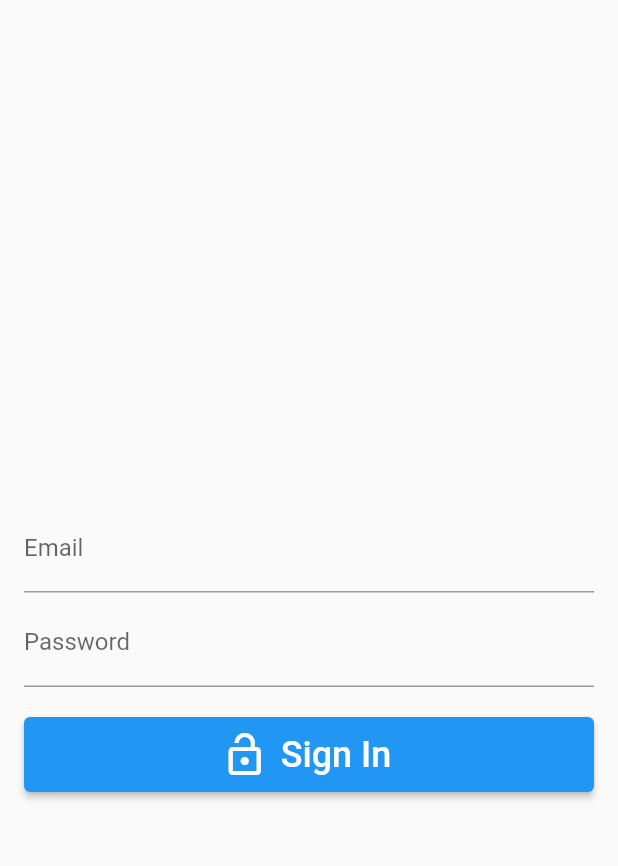
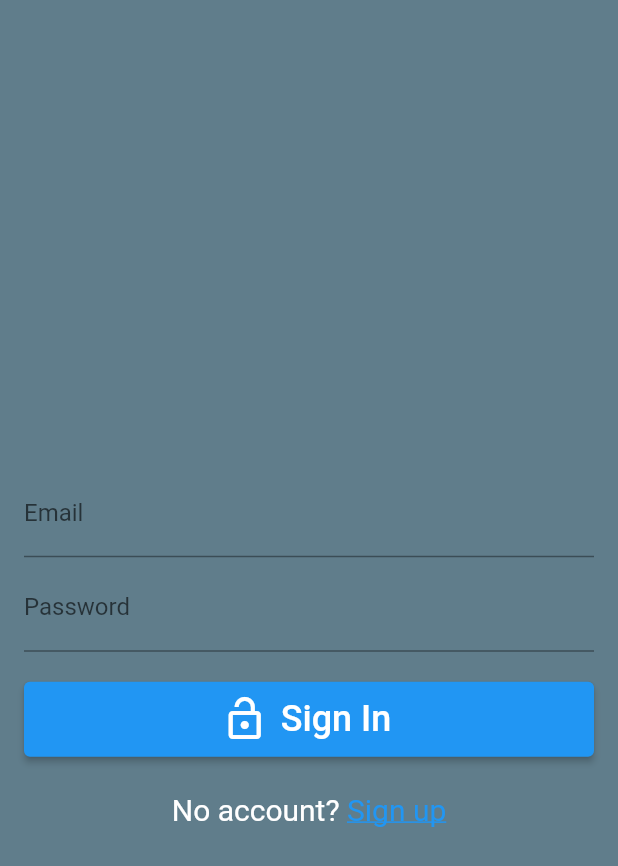
Before and after one commit to FWasik/Parcel-App, a Flutter app: the screen it shows after launch, on a phone screen of 412 x 824 dp. Shown: the top 866 px of the screen. Run offline on Flutter 3.47's test engine with Material 2 defaults, Android fonts, the phone set to English and light mode, and no system bars; our stand-ins replace email_validator, firebase_auth, firebase_core, fluttertoast; accounts and stored records are empty.

Commit message:
refactoring login_widget, creating signup widget and snackbar

```diff
--- /dev/null
+++ b/lib/auth_page.dart
@@ -0,0 +1,19 @@
+import 'package:parcel_app/login_widget.dart';
+import 'package:parcel_app/signup_widget.dart';
+import 'package:flutter/material.dart';
+
+class AuthPage extends StatefulWidget {
+  @override
+  _AuthPageState createState() => _AuthPageState();
+}
+
+class _AuthPageState extends State<AuthPage> {
+  bool isLogin = true;
+
+  @override
+  Widget build(BuildContext context) => isLogin
+      ? LoginWidget(onClickedSignUp: toggle)
+      : SignUpWidget(onClickedSignIn: toggle);
+
+  void toggle() => setState(() => isLogin = !isLogin);
+}
--- a/lib/login_widget.dart
+++ b/lib/login_widget.dart
@@ -3,8 +3,16 @@
 import 'package:flutter/gestures.dart';
 import 'package:flutter/material.dart';
 import 'package:fluttertoast/fluttertoast.dart';
+import 'package:parcel_app/utils.dart';
 
 class LoginWidget extends StatefulWidget {
+  final VoidCallback onClickedSignUp;
+
+  const LoginWidget({
+    Key? key,
+    required this.onClickedSignUp,
+  }) : super(key: key);
+
   @override
   _LoginWidgetState createState() => _LoginWidgetState();
 }
@@ -72,7 +80,23 @@
 
                   signIn();
                 },
-              )
+              ),
+              SizedBox(height: 24),
+              RichText(
+                text: TextSpan(
+                    style: TextStyle(color: Colors.white, fontSize: 20),
+                    text: "No account? ",
+                    children: [
+                      TextSpan(
+                        recognizer: TapGestureRecognizer()
+                          ..onTap = widget.onClickedSignUp,
+                        text: "Sign up",
+                        style: TextStyle(
+                            decoration: TextDecoration.underline,
+                            color: Theme.of(context).colorScheme.secondary),
+                      ),
+                    ]),
+              ),
             ],
           ),
         ),
@@ -89,27 +113,9 @@
           email: emailController.text.trim(),
           password: passwordController.text.trim());
     } on FirebaseAuthException catch (error) {
-      switch (error.code) {
-        case "invalid-email":
-        case "wrong-password":
-        case "user-not-found":
-          {
-            Fluttertoast.showToast(
-                msg: "Invalid email or password!",
-                toastLength: Toast.LENGTH_SHORT,
-                gravity: ToastGravity.BOTTOM,
-                timeInSecForIosWeb: 1,
-                textColor: Colors.white,
-                fontSize: 16.0);
-          }
-          break;
+      Utils.showSnackBar(error.message);
 
-        default:
-          {
-            print(error);
-          }
-          break;
-      }
+      print(error);
     }
 
     navigatorKey.currentState!.popUntil((route) => route.isFirst);
--- a/lib/main.dart
+++ b/lib/main.dart
@@ -4,6 +4,8 @@
 
 import 'package:parcel_app/home_page.dart';
 import 'package:parcel_app/login_widget.dart';
+import 'package:parcel_app/auth_page.dart';
+import 'package:parcel_app/utils.dart';
 
 Future main() async {
   WidgetsFlutterBinding.ensureInitialized();
@@ -33,9 +35,10 @@
           // Notice that the counter didn't reset back to zero; the application
           // is not restarted.
           primarySwatch: Colors.blue,
-      ),
+          scaffoldBackgroundColor: Colors.blueGrey),
       home: MainPage(),
       navigatorKey: navigatorKey,
+      scaffoldMessengerKey: Utils.messengerKey,
     );
   }
 }
@@ -53,7 +56,7 @@
             } else if (snapshot.hasData) {
               return HomePage();
             } else {
-              return LoginWidget();
+              return AuthPage();
             }
           },
         ),
--- /dev/null
+++ b/lib/utils.dart
@@ -0,0 +1,15 @@
+import 'package:flutter/material.dart';
+
+class Utils {
+  static final messengerKey = GlobalKey<ScaffoldMessengerState>();
+
+  static showSnackBar(String? text) {
+    if (text == null) return;
+
+    final snackBar = SnackBar(content: Text(text), backgroundColor: Colors.red);
+
+    messengerKey.currentState!
+      ..removeCurrentSnackBar()
+      ..showSnackBar(snackBar);
+  }
+}
--- a/pubspec.yaml
+++ b/pubspec.yaml
@@ -42,6 +42,7 @@
   firebase_core_platform_interface: 4.5.1
   firebase_messaging: ^13.0.4
   firebase_auth: ^3.3.4
+  email_validator: ^2.0.1
   fluttertoast: ^8.1.1
 
 dev_dependencies:
```
Also changed, not shown: lib/signup_widget.dart (added, +125 -0 lines), pubspec.lock. Lines whose indentation alone changed are shown as unchanged.
